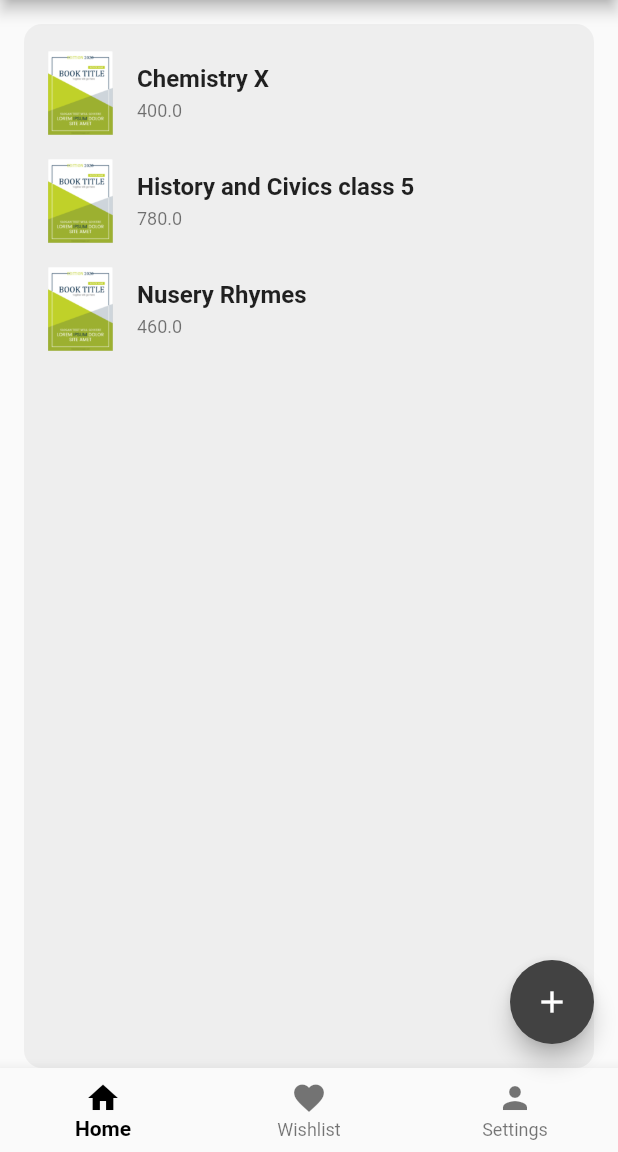
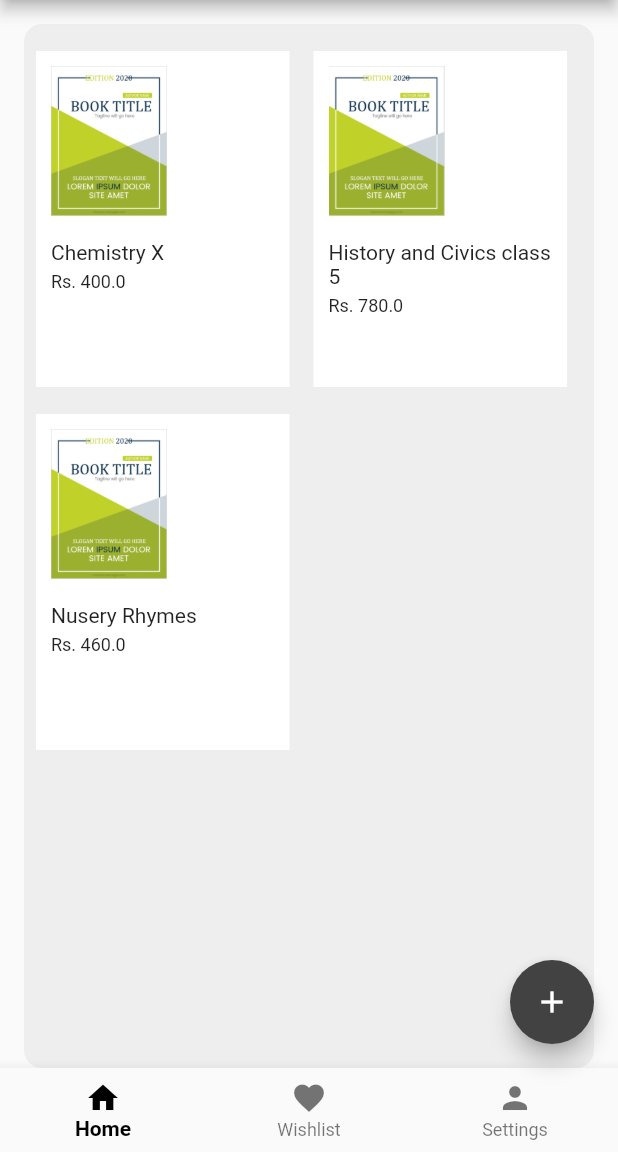
Before and after one commit to shrutikahilale/Book-Bazaar-App, a Flutter app: the screen it shows after launch, on a phone screen of 412 x 824 dp, the part 84-1236 px from its top. Run offline on Flutter 3.47's test engine with Material 2 defaults, Android fonts, the phone set to English and light mode, and no system bars.

Commit message:
changed listview to gridview

```diff
--- a/lib/layouts/booklist.dart
+++ b/lib/layouts/booklist.dart
@@ -24,14 +24,14 @@ class BookList extends StatelessWidget {
 
   addBook(String booktitle, double price, String sellername, String location,
       String contact) {
-        // add to database
+    // add to database
     books.add(
         BookSeller(booktitle, price, Person(sellername, location, contact)));
   }
 
   @override
   Widget build(BuildContext context) {
-    return ListView.builder(
+    return GridView.builder(
       itemCount: books.length,
       itemBuilder: (context, index) {
         return Book(
@@ -40,6 +40,10 @@ class BookList extends StatelessWidget {
           contact: books[index].contact,
         );
       },
+      gridDelegate: const SliverGridDelegateWithFixedCrossAxisCount(
+        crossAxisCount: 2,
+        mainAxisSpacing: 2, mainAxisExtent:240 ,
+      ),
     );
   }
 }
--- a/lib/layouts/booklisttile.dart
+++ b/lib/layouts/booklisttile.dart
@@ -8,15 +8,15 @@ class Book extends StatelessWidget {
   final String price;
   final Person contact;
 
-  Book({
-    required this.booktitle,
-    required this.price,
-    required this.contact,
-  });
+  const Book(
+      {super.key,
+      required this.booktitle,
+      required this.price,
+      required this.contact});
 
   @override
   Widget build(BuildContext context) {
-    return ListTile(
+    return GestureDetector(
       onTap: () {
         Navigator.pushNamed(context, '/viewbook', arguments: {
           'booktitle': booktitle,
@@ -24,73 +24,37 @@ class Book extends StatelessWidget {
           'contact': contact,
         });
       },
-      leading: Image(
-        height: 100.0,
-        image: AssetImage(
-          'assets/book.png',
-        ),
-      ),
-      title: Text(
-        booktitle,
-        style: TextStyle(
-          fontWeight: FontWeight.bold,
-          fontSize: 16.0,
-        ),
-      ),
-      subtitle: Text(
-        price,
-        style: TextStyle(
-          fontSize: 12.0,
-        ),
-      ),
-    );
-    /*
-    return Container(
-      padding: EdgeInsets.symmetric(
-        vertical: 10.0,
-        horizontal: 16.0,
-      ),
-      child: Row(
-        children: [
-          // Image of book
-          Image(
-            height: 80.0,
-            image: AssetImage(
-              'assets/book.png',
-            ),
+      child: Padding(
+        padding: const EdgeInsets.all(8.0),
+        child: Container(
+          decoration: BoxDecoration(
+            color: Colors.white,
           ),
-          SizedBox(
-            width: 10.0,
-          ),
-          Flexible(
+          padding: EdgeInsets.all(10.0),
+          child: SingleChildScrollView(
             child: Column(
               crossAxisAlignment: CrossAxisAlignment.start,
               children: [
-                // Title of book
-                Text(
-                  booktitle,
-                  style: TextStyle(
-                    fontWeight: FontWeight.bold,
-                    fontSize: 16.0,
+                Image(
+                  height: 100.0,
+                  image: AssetImage(
+                    'assets/book.png',
                   ),
                 ),
-                SizedBox(
-                  height: 16.0,
-                ),
-
-                // Price of book
+                SizedBox(height: 16),
+                Text(booktitle),
+                SizedBox(height: 5),
                 Text(
-                  price,
+                  'Rs. $price',
                   style: TextStyle(
-                    fontSize: 12.0,
+                    fontSize:12,
                   ),
                 ),
               ],
             ),
-          )
-        ],
+          ),
+        ),
       ),
     );
-    */
   }
 }
```
Also changed, not shown: lib/home.dart (+7 -7 lines), lib/layouts/addbook.dart (+24 -0 lines).
